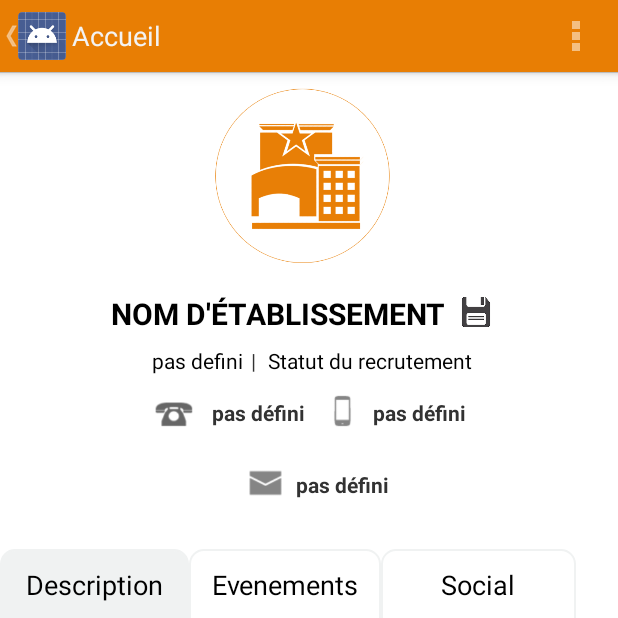
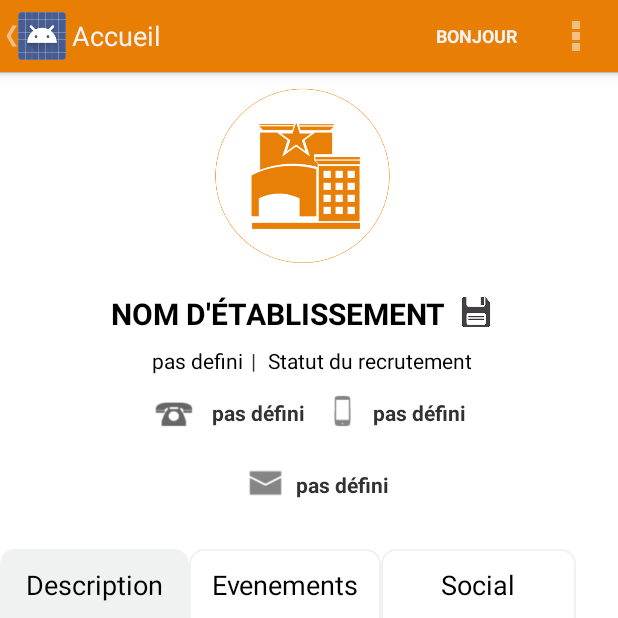
Before and after one commit to corneliag/PeestashFinal, an Android app: the MainActivity screen opened directly, with no data from a screen before it, on a phone screen of 412 x 824 dp, the top half of it. Run offline under Robolectric (Android 15) with nearby library versions, the phone set to English and light mode, and no system bars; 5 statements that could not run were skipped.

Commit message:
modification affichage nom de l'artist dans la barre du menu

```diff
--- a/app/src/main/java/com/blinky/peestash/app/MainActivity.java
+++ b/app/src/main/java/com/blinky/peestash/app/MainActivity.java
@@ -7,6 +7,7 @@ import java.util.List;
 import android.app.*;
 import android.content.Intent;
 import android.content.res.Configuration;
+import android.content.res.Resources;
 import android.content.res.TypedArray;
 import android.graphics.Bitmap;
 import android.graphics.BitmapFactory;
@@ -241,10 +242,13 @@ public class MainActivity extends Activity implements UploadFragment.OnFragmentI
             Log.i("tagconvertstr", "" + e.toString());
         }
 
+        Resources res = getResources();
+        String userStr;
+        userStr = String.format(res.getString(R.string.string_user_name), pseudo);
 
         MenuItem bedMenuItem = menu.findItem(R.id.userName);
 
-        bedMenuItem.setTitle(pseudo);
+        bedMenuItem.setTitle(userStr);
         bedMenuItem.setOnMenuItemClickListener(new MenuItem.OnMenuItemClickListener() {
             @Override
             public boolean onMenuItemClick(MenuItem menuItem) {
```
